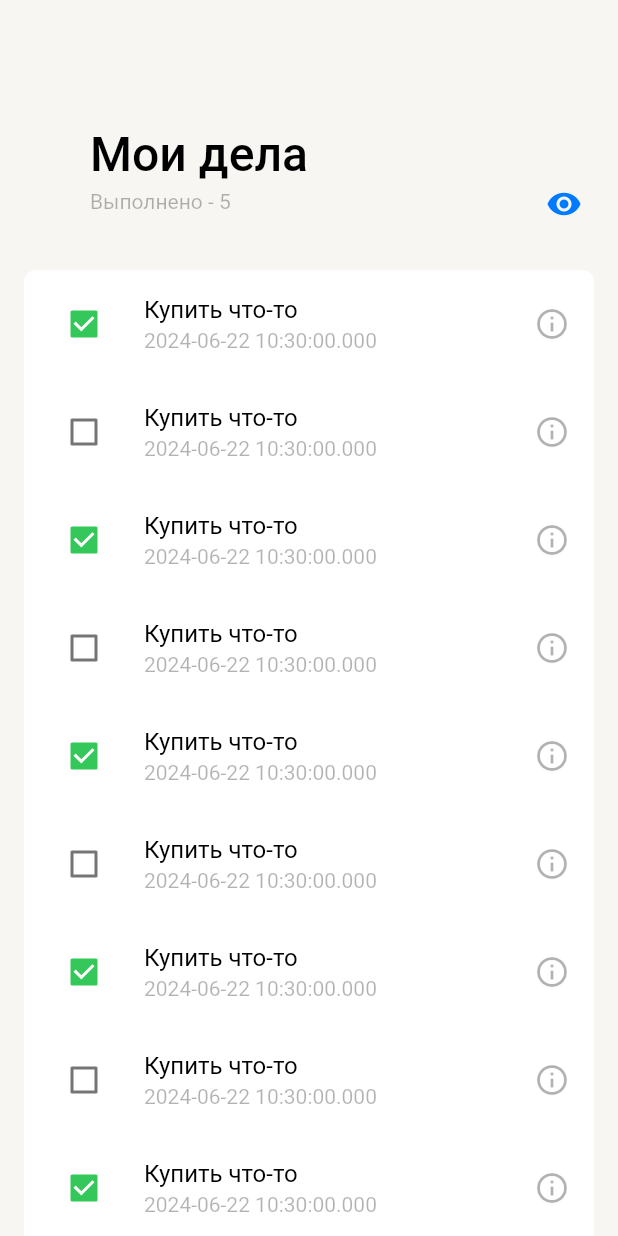
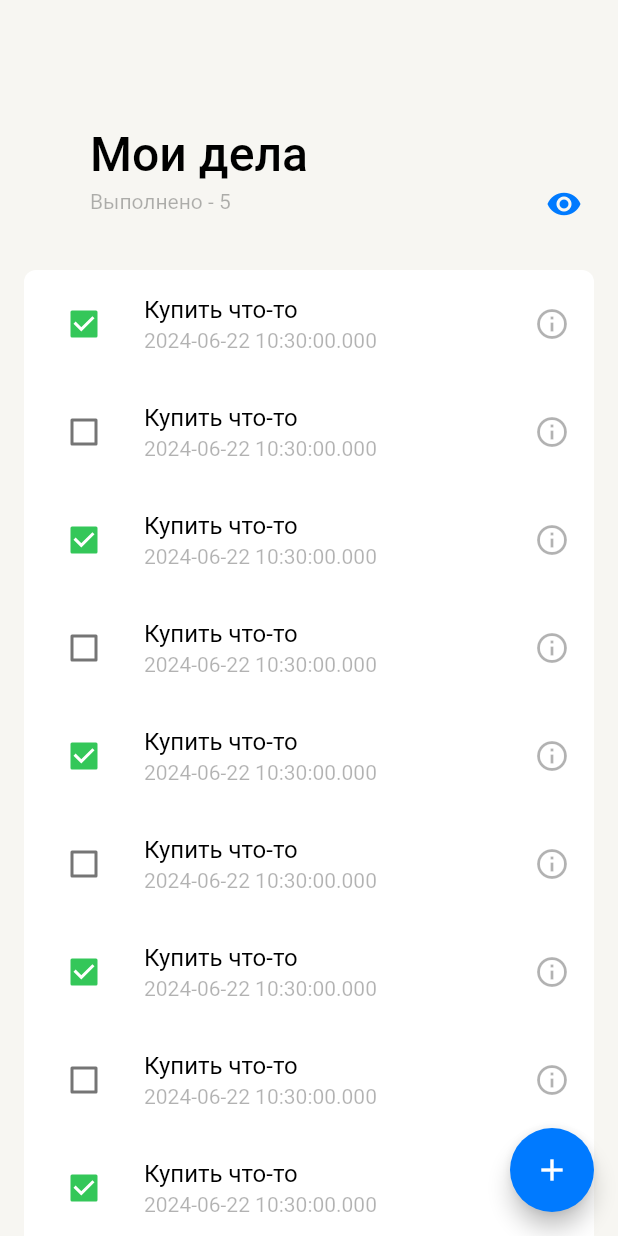
Before and after one commit to Glitchy-Sheep/YetAnotherTodo, a Flutter app: the screen it shows after launch, on a phone screen of 412 x 824 dp. Run offline on Flutter 3.47's test engine with Material 3 defaults, Android fonts, the phone set to English and light mode, and no system bars; our stand-ins replace logger.

Commit message:
Add floating action button for adding tasks

```diff
--- a/lib/feature/todo/presentation/screens/todo_view.dart
+++ b/lib/feature/todo/presentation/screens/todo_view.dart
@@ -17,9 +17,10 @@ class TodoViewScreen extends StatelessWidget {
 
   @override
   Widget build(BuildContext context) {
-    return const Scaffold(
+    return Scaffold(
+      floatingActionButton: _AddTaskButton(onPressed: () {}),
       backgroundColor: ColorPalette.ligthBackPrimary,
-      body: SafeArea(
+      body: const SafeArea(
         child: CustomScrollView(
           slivers: [
             _TasksAppBar(),
@@ -28,6 +29,32 @@ class TodoViewScreen extends StatelessWidget {
               sliver: _TaskList(),
             ),
           ],
+        ),
+      ),
+    );
+  }
+}
+
+class _AddTaskButton extends StatelessWidget {
+  const _AddTaskButton({
+    required this.onPressed,
+  });
+
+  final VoidCallback? onPressed;
+
+  @override
+  Widget build(BuildContext context) {
+    return SizedBox(
+      height: 56.0,
+      width: 56.0,
+      child: FittedBox(
+        child: FloatingActionButton(
+          onPressed: onPressed,
+          backgroundColor: ColorPalette.lightColorBlue,
+          child: const Icon(
+            Icons.add,
+            color: ColorPalette.lightColorWhite,
+          ),
         ),
       ),
     );
```
